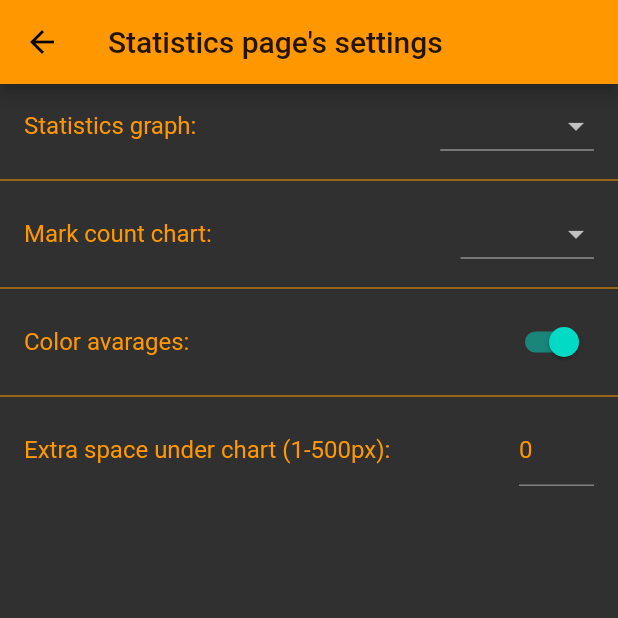
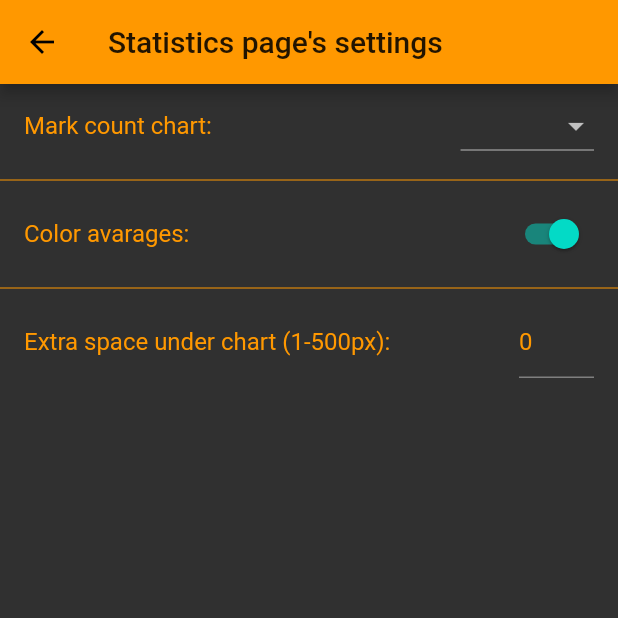
Before and after one commit to NovySoft/novyNaplo, a Flutter app: the StatisticSettings screen opened directly, on a phone screen of 412 x 824 dp, the top half of it. Run offline on Flutter 3.47's test engine with Material 2 defaults, Android fonts, the phone set to English and light mode, and no system bars; our stand-ins replace charts_flutter, connectivity, dynamic_theme, firebase_analytics, firebase_crashlytics, flutter_html and 7 more; missing offline and left inert: android_alarm_manager, charts_common, customgauge, encrypt, firebase_admob, flutter_calendar_week and 2 more; accounts and stored records are empty; statements that could not run were skipped.

Commit message:
Removed statChart change option

```diff
--- a/lib/screens/settings/statistics_settings.dart
+++ b/lib/screens/settings/statistics_settings.dart
@@ -34,41 +34,10 @@ class _StatisticSettingsState extends State<StatisticSettings> {
       ),
       body: ListView.separated(
           separatorBuilder: (context, index) => Divider(),
-          itemCount: 4 + globals.adModifier,
+          itemCount: 3 + globals.adModifier,
           itemBuilder: (context, index) {
             switch (index) {
               case 0:
-                return ListTile(
-                  title: Text("${getTranslatedString("statiscticsGraph")}:"),
-                  trailing: DropdownButton<String>(
-                    items: [
-                      DropdownMenuItem(
-                        value: "Mindent",
-                        child: Text(
-                          getTranslatedString("all"),
-                        ),
-                      ),
-                      DropdownMenuItem(
-                        value: "Összesített",
-                        child: Text(
-                          getTranslatedString("contracted"),
-                        ),
-                      ),
-                    ],
-                    onChanged: (String value) async {
-                      final SharedPreferences prefs =
-                          await SharedPreferences.getInstance();
-                      setState(() {
-                        Crashlytics.instance.setString("statChart", value);
-                        prefs.setString("statChart", value);
-                        globals.statChart = value;
-                      });
-                    },
-                    value: globals.statChart,
-                  ),
-                );
-                break;
-              case 1:
                 return ListTile(
                   title: Text("${getTranslatedString("markCountChart")}:"),
                   trailing: DropdownButton<String>(
@@ -99,7 +68,7 @@ class _StatisticSettingsState extends State<StatisticSettings> {
                   ),
                 );
                 break;
-              case 2:
+              case 1:
                 return ListTile(
                   title: Text("${getTranslatedString("colorAv")}:"),
                   trailing: Switch(
@@ -115,7 +84,7 @@ class _StatisticSettingsState extends State<StatisticSettings> {
                   ),
                 );
                 break;
-              case 3:
+              case 2:
                 return ListTile(
                   title: Text(
                       "${getTranslatedString("extraSpaceUnderStat")} (1-500px):"),
```
Also changed, not shown: lib/global.dart (+0 -9 lines), lib/screens/statistics_tab.dart (+0 -29 lines).
